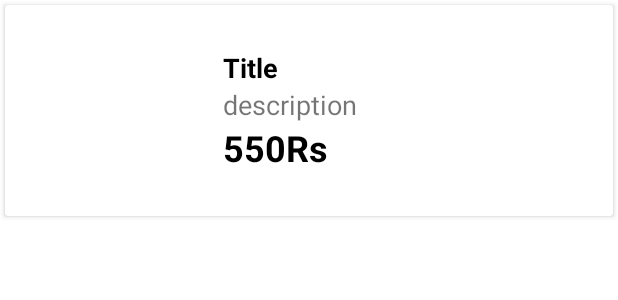
After one commit to Allono07/assignmentAppJava, an Android app: the layout product_row.xml on its own in the app's theme, with its tools: preview values and no code run, on a phone screen of 412 x 824 dp. The commit adds this screen. Shown: the top 300 px of the screen. Run offline under Robolectric (Android 15) with nearby library versions, the phone set to English and light mode, and no system bars.

Commit message:
product Adapter and product Model added to connect with the product Admin App

```diff
--- a/app/src/main/AndroidManifest.xml
+++ b/app/src/main/AndroidManifest.xml
@@ -13,6 +13,7 @@
         android:theme="@style/Theme.AssignmentApp"
         tools:targetApi="31">
         <activity
+            android:theme="@style/NoAction"
             android:name=".DashboardActivity"
             android:exported="false" />
         <activity
--- /dev/null
+++ b/app/src/main/res/drawable/baseline_add_shopping_cart_24.xml
@@ -0,0 +1,5 @@
+<vector android:height="24dp" android:tint="#000000"
+    android:viewportHeight="24" android:viewportWidth="24"
+    android:width="24dp" xmlns:android="http://schemas.android.com/apk/res/android">
+    <path android:fillColor="@android:color/white" android:pathData="M11,9h2L13,6h3L16,4h-3L13,1h-2v3L8,4v2h3v3zM7,18c-1.1,0 -1.99,0.9 -1.99,2S5.9,22 7,22s2,-0.9 2,-2 -0.9,-2 -2,-2zM17,18c-1.1,0 -1.99,0.9 -1.99,2s0.89,2 1.99,2 2,-0.9 2,-2 -0.9,-2 -2,-2zM7.17,14.75l0.03,-0.12 0.9,-1.63h7.45c0.75,0 1.41,-0.41 1.75,-1.03l3.86,-7.01L19.42,4h-0.01l-1.1,2 -2.76,5L8.53,11l-0.13,-0.27L6.16,6l-0.95,-2 -0.94,-2L1,2v2h2l3.6,7.59 -1.35,2.45c-0.16,0.28 -0.25,0.61 -0.25,0.96 0,1.1 0.9,2 2,2h12v-2L7.42,15c-0.13,0 -0.25,-0.11 -0.25,-0.25z"/>
+</vector>
--- /dev/null
+++ b/app/src/main/res/layout/product_row.xml
@@ -0,0 +1,62 @@
+<?xml version="1.0" encoding="utf-8"?>
+<androidx.cardview.widget.CardView xmlns:android="http://schemas.android.com/apk/res/android"
+    android:layout_width="match_parent"
+    android:layout_height="wrap_content"
+    android:layout_margin="3dp">
+    <LinearLayout
+        android:padding="5dp"
+        android:orientation="horizontal"
+        android:layout_width="match_parent"
+        android:layout_height="wrap_content">
+        <ImageView
+
+            android:id="@+id/image"
+            android:layout_width="130dp"
+            android:layout_height="130dp"/>
+
+        <LinearLayout
+            android:layout_marginLeft="10dp"
+            android:layout_gravity="center"
+            android:orientation="vertical"
+            android:layout_width="match_parent"
+            android:layout_height="wrap_content">
+            <TextView
+                android:id="@+id/title"
+                android:textStyle="bold"
+                android:textColor="@color/black"
+                android:text="Title"
+                android:textSize="18sp"
+                android:layout_width="match_parent"
+                android:layout_height="wrap_content"/>
+            <TextView
+                android:id="@+id/description"
+                android:text="description"
+                android:textSize="18sp"
+                android:layout_width="match_parent"
+                android:layout_height="wrap_content"/>
+<LinearLayout
+    android:orientation="horizontal"
+    android:layout_width="match_parent"
+    android:layout_height="wrap_content">
+    <TextView
+        android:id="@+id/price"
+        android:textStyle="bold"
+        android:text="550"
+        android:textColor="@color/black"
+        android:textSize="24sp"
+        android:layout_width="wrap_content"
+        android:layout_height="wrap_content"/>
+    <TextView
+        android:textStyle="bold"
+        android:text="Rs"
+        android:textColor="@color/black"
+        android:textSize="24sp"
+        android:layout_width="wrap_content"
+        android:layout_height="wrap_content"/>
+</LinearLayout>
+
+
+        </LinearLayout>
+    </LinearLayout>
+
+</androidx.cardview.widget.CardView>
--- a/app/src/main/res/values/themes.xml
+++ b/app/src/main/res/values/themes.xml
@@ -15,4 +15,18 @@
     </style>
 
     <style name="Theme.AssignmentApp" parent="Base.Theme.AssignmentApp" />
+
+    <style name="NoAction" parent="Theme.MaterialComponents.DayNight.NoActionBar">
+        <item name="colorPrimary">#260660</item>
+        <item name="colorPrimaryVariant">#251B37</item>
+        <item name="colorOnPrimary">@color/white</item>
+
+        <item name='colorSecondary'>@color/black</item>
+        <item name='colorSecondaryVariant'>#8E1A1A</item>
+        <item name='colorOnSecondary'>#8E6565</item>
+
+        <item name ='android:statusBarColor' tools:targetApi='l'>?attr/colorPrimaryVariant</item>
+        <!-- Customize your light theme here. -->
+        <!-- <item name="colorPrimary">@color/my_light_primary</item> -->
+    </style>
 </resources>
```
Also changed, not shown: app/build.gradle.kts (+5 -2 lines), app/src/main/java/com/devdroid/assignmentapp/DashboardActivity.java (+27 -0 lines), app/src/main/java/com/devdroid/assignmentapp/MainActivity.java (+8 -0 lines), app/src/main/java/com/devdroid/assignmentapp/ProductModel.java (added, +71 -0 lines), app/src/main/java/com/devdroid/assignmentapp/ProductsAdapter.java (added, +66 -0 lines), app/src/main/res/layout/activity_dashboard.xml (+12 -7 lines).
